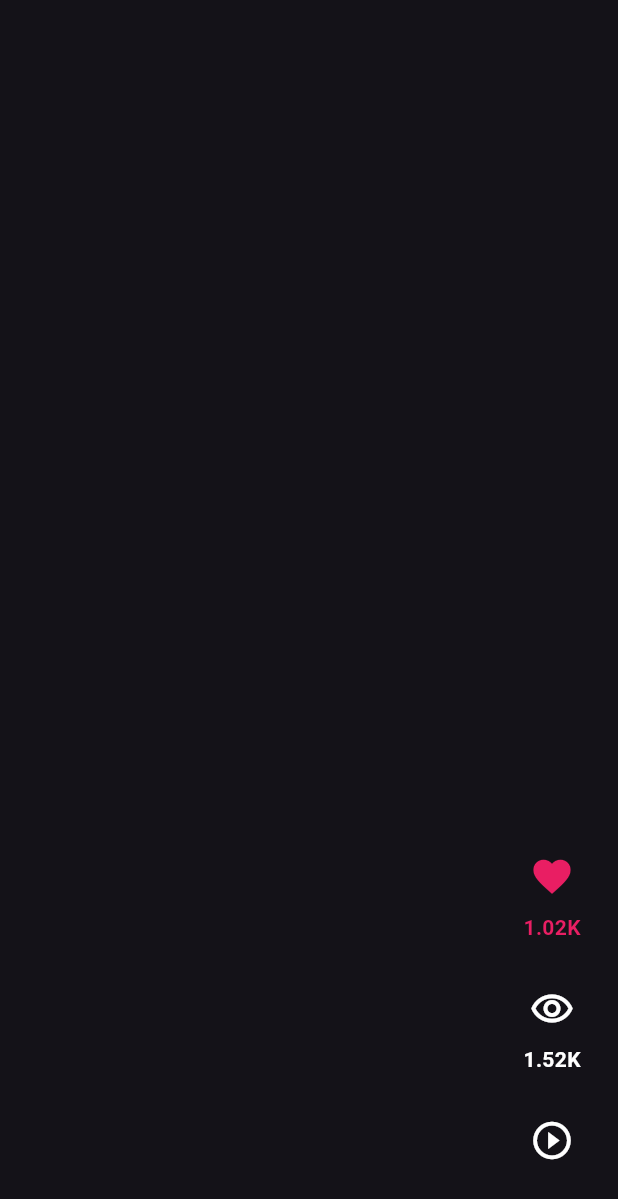
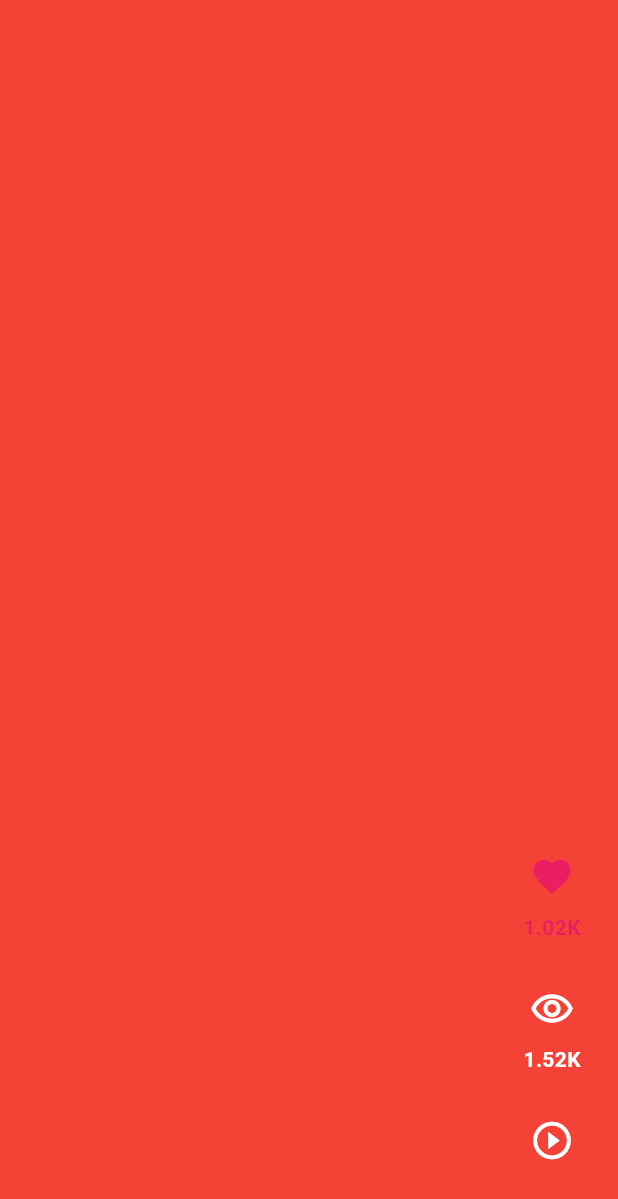
Before and after one commit to PePeWee07/Projects_Flutter, a Flutter app: the screen it shows after launch, on a phone screen of 412 x 824 dp. Shown: the top 1199 px of the screen. Run offline on Flutter 3.47's test engine with Material 3 defaults, Android fonts, the phone set to English and light mode, and no system bars; our stand-ins replace animate_do, dio.

Commit message:
add video player import

```diff
--- /dev/null
+++ b/Projects_Flutter/toktik/devtools_options.yaml
@@ -0,0 +1 @@
+extensions:
--- a/Projects_Flutter/toktik/lib/presentation/widgets/shared/video_scrollable_view.dart
+++ b/Projects_Flutter/toktik/lib/presentation/widgets/shared/video_scrollable_view.dart
@@ -1,7 +1,7 @@
 import 'package:flutter/material.dart';
-import 'package:flutter/widgets.dart';
 import 'package:toktik/domain/entities/video_post.dart';
 import 'package:toktik/presentation/widgets/shared/video_buttons.dart';
+import 'package:toktik/presentation/widgets/video/fullSreenPlayer.dart';
 
 class VideoScrollableView extends StatelessWidget {
 
@@ -20,6 +20,10 @@ class VideoScrollableView extends StatelessWidget {
 
         return Stack(
           children: [
+            FullSreenPlayer(videoUrl: videoPost.videoUrl, caption: videoPost.caption),
+            SizedBox.expand(
+              child: Container(color: Colors.red,),
+            ),
             Positioned(
               bottom: 40,
               right: 20,
--- /dev/null
+++ b/Projects_Flutter/toktik/lib/presentation/widgets/video/fullSreenPlayer.dart
@@ -0,0 +1,16 @@
+import 'package:flutter/material.dart';
+
+
+
+class FullSreenPlayer extends StatelessWidget {
+
+  final String videoUrl;
+  final String caption;
+
+  const FullSreenPlayer({super.key, required this.videoUrl, required this.caption});
+
+  @override
+  Widget build(BuildContext context) {
+    return Container();
+  }
+}
--- a/Projects_Flutter/toktik/pubspec.yaml
+++ b/Projects_Flutter/toktik/pubspec.yaml
@@ -34,6 +34,7 @@ dependencies:
     sdk: flutter
   intl: ^0.19.0
   provider: ^6.1.2
+  video_player: ^2.8.6
 
 dev_dependencies:
   flutter_lints: ^3.0.0
```
Also changed, not shown: Projects_Flutter/toktik/pubspec.lock, 11 other files.
